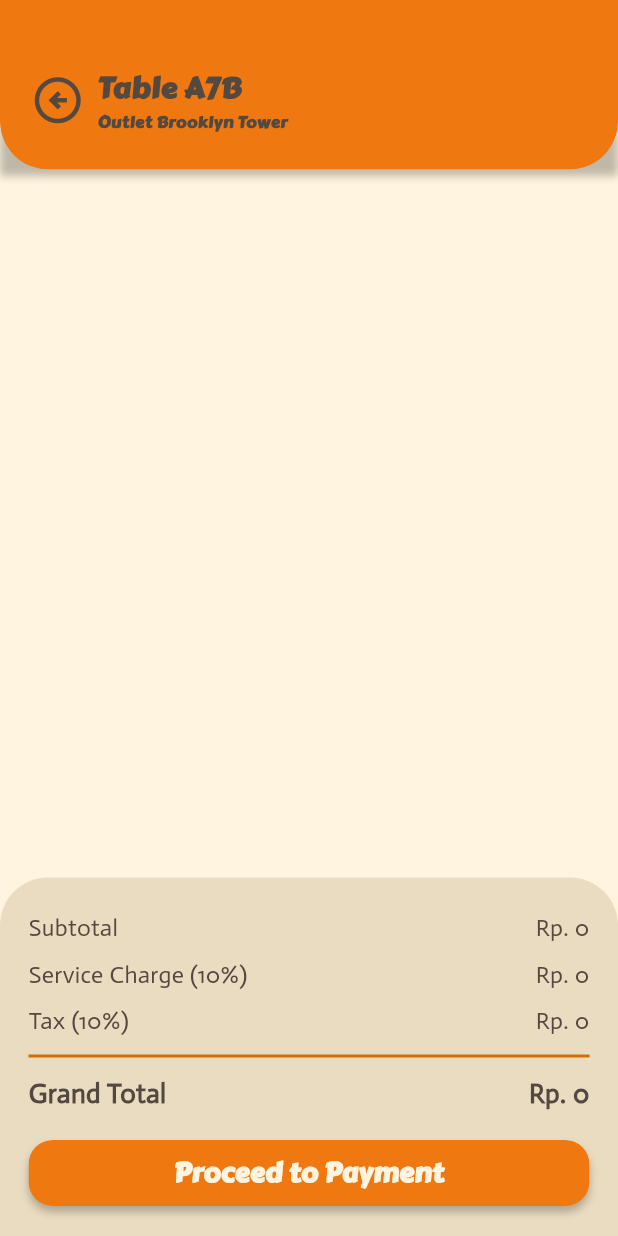
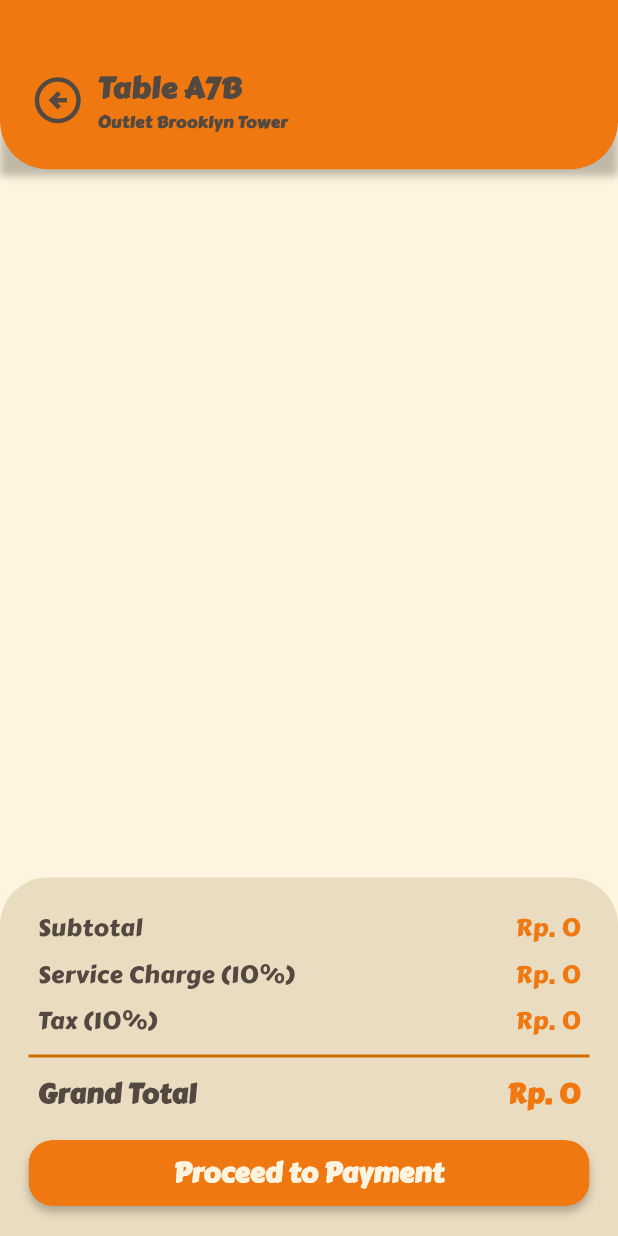
Before and after one commit to DonutDaEarth/pepe_self_ordering_flutter, a Flutter app: the CartScreen screen opened by its route, on a phone screen of 412 x 824 dp. Run offline on Flutter 3.47's test engine with Material 3 defaults, Android fonts, the phone set to English and light mode, and no system bars; our stand-ins replace cached_network_image, dio, go_router, shared_preferences; missing offline and left inert: mobile_scanner; accounts and stored records are empty.

Commit message:
feat: enhance _SummaryRow with custom text styles and color for improved readability

```diff
--- a/lib/src/screens/cart_screen.dart
+++ b/lib/src/screens/cart_screen.dart
@@ -150,17 +150,28 @@ class _SummaryRow extends StatelessWidget {
   final bool bold;
   @override
   Widget build(BuildContext context) {
-    final style = TextStyle(
-      fontSize: bold ? 18 : 16,
-      fontWeight: bold ? FontWeight.w700 : FontWeight.w500,
-    );
     return Padding(
-      padding: const EdgeInsets.symmetric(vertical: 4),
+      padding: const EdgeInsets.symmetric(vertical: 4, horizontal: 6),
       child: Row(
         mainAxisAlignment: MainAxisAlignment.spaceBetween,
         children: [
-          Text(label, style: style),
-          Text('Rp. ${formatPrice(amount)}', style: style),
+          Text(
+            label,
+            style: TextStyle(
+              fontFamily: "CarterOne",
+              fontSize: bold ? 18 : 16,
+              fontWeight: bold ? FontWeight.w700 : FontWeight.w500,
+            ),
+          ),
+          Text(
+            'Rp. ${formatPrice(amount)}',
+            style: TextStyle(
+              fontFamily: "CarterOne",
+              fontSize: bold ? 18 : 16,
+              fontWeight: bold ? FontWeight.w700 : FontWeight.w500,
+              color: AppColors.orangePrimary,
+            ),
+          ),
         ],
       ),
     );
```
